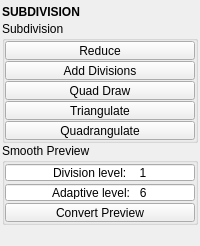
Above: tentacle/ui/subdivision.ui from m3trik/tentacle before the change. Below: the same form after it.
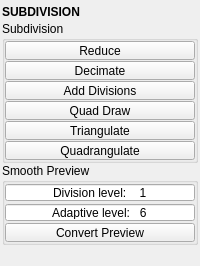
That is the form after the change. Custom widgets are drawn as their Qt base class.

Commit message: feat(tentacle): subdivision/uv slot + UI updates

The edit to the form file:
```diff
--- a/tentacle/ui/subdivision.ui
+++ b/tentacle/ui/subdivision.ui
@@ -121,6 +121,37 @@
            </property>
           </widget>
          </item>
+         <item>
+          <widget class="QPushButton" name="tb000">
+           <property name="enabled">
+            <bool>true</bool>
+           </property>
+           <property name="minimumSize">
+            <size>
+             <width>0</width>
+             <height>19</height>
+            </size>
+           </property>
+           <property name="maximumSize">
+            <size>
+             <width>16777215</width>
+             <height>19</height>
+            </size>
+           </property>
+           <property name="toolTip">
+            <string>Decimate the selected meshes. Choose the algorithm in the option box: Reduce (quadric-error %) or Planar (lossless coplanar dissolve for hard-surface).</string>
+           </property>
+           <property name="text">
+            <string>Decimate</string>
+           </property>
+           <property name="iconSize">
+            <size>
+             <width>18</width>
+             <height>18</height>
+            </size>
+           </property>
+          </widget>
+         </item>
          <item>
           <widget class="QPushButton" name="b008">
            <property name="enabled">
```
The commit also changes 9 other files.
